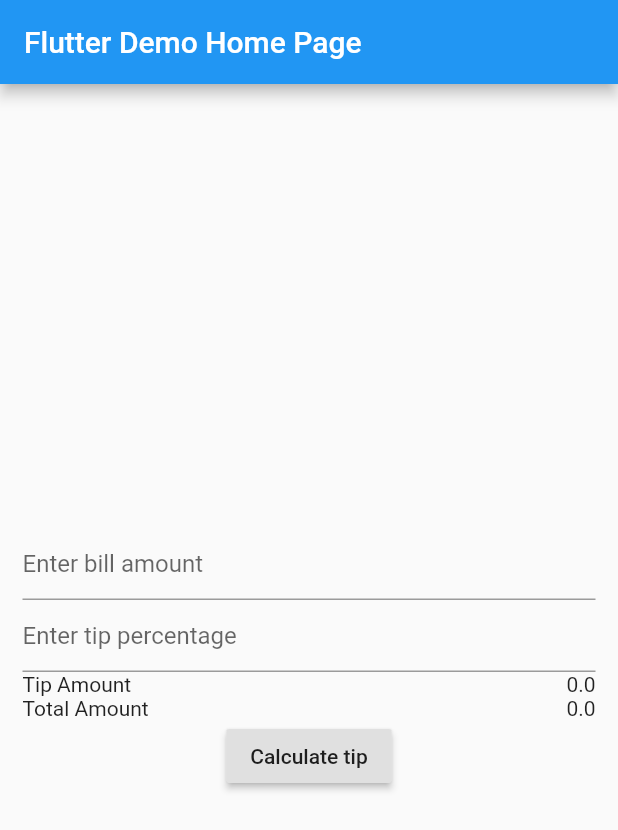
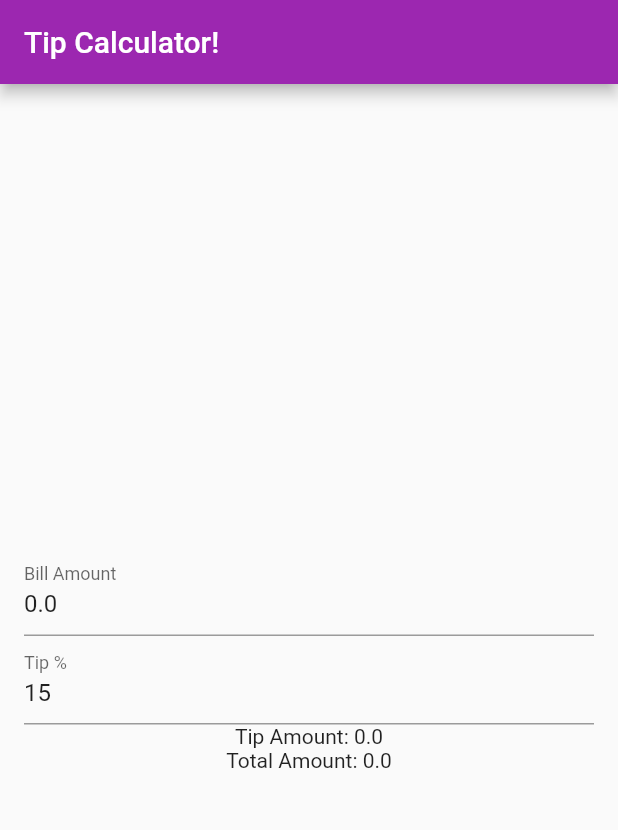
Before and after one commit to harshkumarkhatri/Tip-Calculator, a Flutter app: the screen it shows after launch, on a phone screen of 412 x 824 dp. Shown: the top 830 px of the screen. Run offline on Flutter 3.47's test engine with Material 2 defaults, Android fonts, the phone set to English and light mode, and no system bars.

Commit message:
Updated the main.dart file

```diff
--- a/lib/main.dart
+++ b/lib/main.dart
@@ -1,101 +1,116 @@
 import 'package:flutter/material.dart';
 
-void main() {
-  runApp(MyApp());
-}
+void main() => runApp(TipApp());
 
-class MyApp extends StatelessWidget {
+class TipApp extends StatelessWidget {
+  // This widget is the root of the application.
   @override
   Widget build(BuildContext context) {
     return MaterialApp(
-      title: 'Flutter Demo',
-      theme: ThemeData(
-        primarySwatch: Colors.blue,
-      ),
-      home: MyHomePage(title: 'Flutter Demo Home Page'),
+      title: 'Tip App',
+      theme: ThemeData(primaryColor: Colors.purple),
+      home: TipCalculator(),
     );
   }
 }
 
-class MyHomePage extends StatefulWidget {
-  MyHomePage({Key key, this.title}) : super(key: key);
+class TipCalculator extends StatefulWidget {
+  // This widget is the home screen of the Tip Calculator app. It is stateful, since we want
+  // to keep track of the TipAmount & TotalAmount and update the UI accordingly
+  @override
+  _TipCalculatorState createState() => _TipCalculatorState();
+}
 
-  final String title;
+class _TipCalculatorState extends State<TipCalculator> {
+  static const defaultBillAmount = 0.0;
+
+  static const defaultTipPercentage = 15;
+
+  final _billAmountController =
+      TextEditingController(text: defaultBillAmount.toString());
+
+  final _tipPercentageController =
+      TextEditingController(text: defaultTipPercentage.toString());
+
+  double _billAmount = defaultBillAmount;
+
+  int _tipPercentage = defaultTipPercentage;
 
   @override
-  _MyHomePageState createState() => _MyHomePageState();
+  void initState() {
+    super.initState();
+    _billAmountController.addListener(_onBillAmountChanged);
+    _tipPercentageController.addListener(_onTipAmountChanged);
   }
 
-class _MyHomePageState extends State<MyHomePage> {
-  double bill = 0;
-  double tipPercentage = 15;
-  double tipAmount = 0;
-  double totalAmount = 0;
+  _onBillAmountChanged() {
+    setState(() {
+      _billAmount = double.tryParse(_billAmountController.text) ?? 0.0;
+    });
+  }
 
-  void tipCal() {
-    tipAmount = bill * tipPercentage * 0.01;
-    totalAmount = bill + tipAmount;
-    print(tipAmount);
-    print(totalAmount);
-    setState(() {});
+  _onTipAmountChanged() {
+    setState(() {
+      _tipPercentage = int.tryParse(_tipPercentageController.text) ?? 0;
+    });
   }
+
+  _getTipAmount() => _billAmount * _tipPercentage / 100;
+
+  _getTotalAmount() => _billAmount + _getTipAmount();
 
   @override
   Widget build(BuildContext context) {
+    // This method builds the UI of the Tip Calculator.
     return Scaffold(
       appBar: AppBar(
-        title: Text(widget.title),
+        title: Text('Tip Calculator!'),
       ),
-      body: Center(
-        child: Padding(
-          padding: const EdgeInsets.all(15.0),
+      body: Padding(
+        padding: const EdgeInsets.all(16.0),
+        child: Center(
+          child: Form(
             child: Column(
               mainAxisAlignment: MainAxisAlignment.center,
               children: <Widget>[
-              TextField(
-                decoration: InputDecoration(hintText: "Enter bill amount"),
+                TextFormField(
+                  key: Key("billAmount"),
+                  controller: _billAmountController,
+                  keyboardType: TextInputType.numberWithOptions(decimal: true),
+                  decoration: InputDecoration(
+                    hintText: 'Enter the Bill Amount',
+                    labelText: 'Bill Amount',
+                  ),
+                ),
+                TextFormField(
+                  key: Key("tipPercentage"),
+                  controller: _tipPercentageController,
                   keyboardType: TextInputType.number,
-                onChanged: (value) {
-                  print(value);
-                  value != "" ? bill = double.parse(value) : bill = 0.0;
-                },
+                  decoration: InputDecoration(
+                    hintText: 'Enter the Tip %',
+                    labelText: 'Tip %',
                   ),
-              TextField(
-                keyboardType: TextInputType.number,
-                decoration: InputDecoration(hintText: "Enter tip percentage"),
-                onChanged: (value) {
-                  print(value);
-                  setState(() {
-                    value != null
-                        ? tipPercentage = double.parse(value)
-                        : tipPercentage = 0.0;
-                  });
-                },
                 ),
-              Row(
-                children: [
-                  Text("Tip Amount"),
-                  Spacer(),
-                  Text("$tipAmount"),
+                Text(
+                  'Tip Amount: ${_getTipAmount()}',
+                  key: Key('tipAmount'),
+                ),
+                Text(
+                  'Total Amount: ${_getTotalAmount()}',
+                  key: Key('totalAmount'),
+                ),
               ],
             ),
-              Row(
-                children: [
-                  Text("Total Amount"),
-                  Spacer(),
-                  Text("$totalAmount"),
-                ],
-              ),
-              RaisedButton(
-                onPressed: () {
-                  tipCal();
-                },
-                child: Text("Calculate tip"),
-              )
-            ],
           ),
         ),
       ),
     );
   }
+
+  @override
+  void dispose() {
+    _billAmountController.dispose();
+    _tipPercentageController.dispose();
+    super.dispose();
   }
+}
```
Lines whose indentation alone changed are shown as unchanged.
